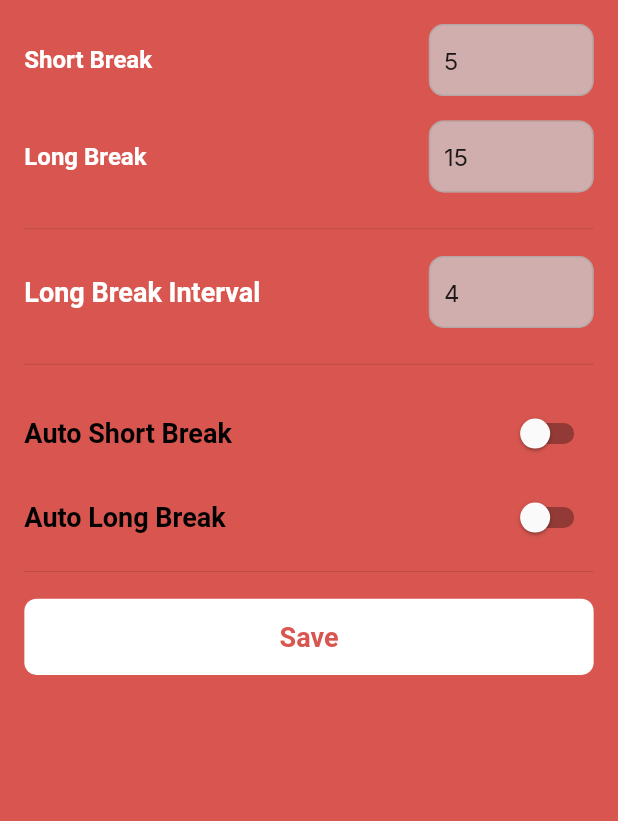
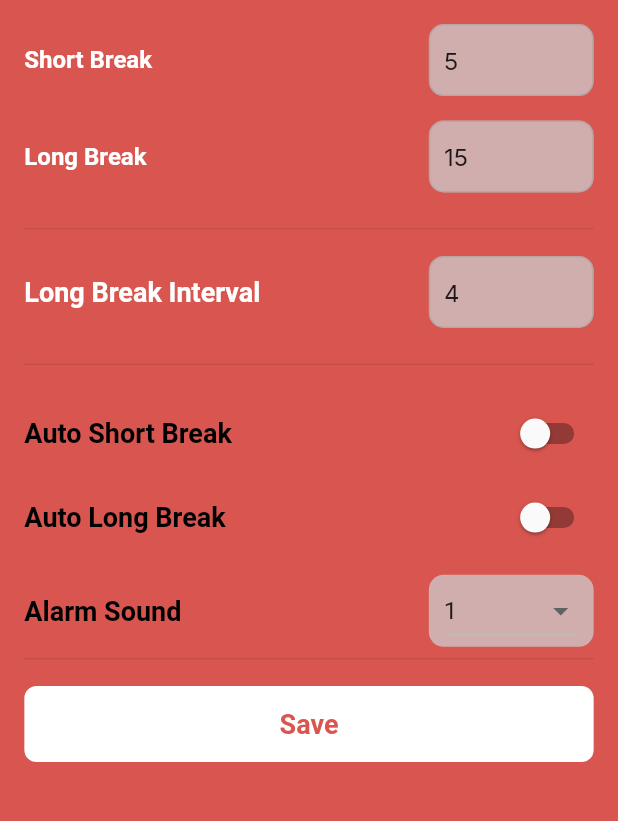
Before and after one commit to imsujan276/pomodoro-bloc, a Flutter app: the screen it shows after launch, after a tap on the "settings" icon, on a phone screen of 412 x 824 dp, the part 244-1065 px from its top. Run offline on Flutter 3.47's test engine with Material 2 defaults, Android fonts, the light colour scheme and no system bars; our stand-ins replace audioplayers, bloc, equatable, flutter_bloc, flutter_local_notifications, flutter_native_timezone and 4 more; missing offline and left inert: move_to_background.

Commit message:
added alarm sound selector in settings and play selected sound

```diff
--- a/lib/src/bloc/pomodoro/pomodoro_cubit.dart
+++ b/lib/src/bloc/pomodoro/pomodoro_cubit.dart
@@ -69,7 +69,7 @@ class PomodoroCubit extends Cubit<PomodoroState> {
 
   void onTimerComplete() {
     /// play the notification sound
-    audioPlayerService.play();
+    audioPlayerService.play(settingsBloc.state.settings.alarmSound);
 
     final PomodoroEnum _nextState = getNextState();
     final int _nextStateTime = getTimeFromState(_nextState);
--- a/lib/src/data/models/setting_model.dart
+++ b/lib/src/data/models/setting_model.dart
@@ -8,6 +8,7 @@ const SettingModel settingModelInitial = SettingModel(
   longBreakInterval: 4,
   autoShortBreaks: false,
   autoLongBreak: false,
+  alarmSound: "1",
 );
 
 class SettingModel {
@@ -17,6 +18,7 @@ class SettingModel {
   final int longBreakInterval;
   final bool autoShortBreaks;
   final bool autoLongBreak;
+  final String alarmSound;
 
   const SettingModel({
     required this.timerPomodoro,
@@ -25,6 +27,7 @@ class SettingModel {
     required this.longBreakInterval,
     required this.autoShortBreaks,
     required this.autoLongBreak,
+    required this.alarmSound,
   });
 
   SettingModel copyWith({
@@ -34,6 +37,7 @@ class SettingModel {
     int? longBreakInterval,
     bool? autoShortBreaks,
     bool? autoLongBreak,
+    String? alarmSound,
   }) {
     return SettingModel(
       timerPomodoro: timerPomodoro ?? this.timerPomodoro,
@@ -42,6 +46,7 @@ class SettingModel {
       longBreakInterval: longBreakInterval ?? this.longBreakInterval,
       autoShortBreaks: autoShortBreaks ?? this.autoShortBreaks,
       autoLongBreak: autoLongBreak ?? this.autoLongBreak,
+      alarmSound: alarmSound ?? this.alarmSound,
     );
   }
 
@@ -53,6 +58,7 @@ class SettingModel {
       'longBreakInterval': longBreakInterval,
       'autoShortBreaks': autoShortBreaks,
       'autoLongBreak': autoLongBreak,
+      'alarmSound': alarmSound,
     };
   }
 
@@ -64,29 +70,31 @@ class SettingModel {
       longBreakInterval: map['longBreakInterval'] as int,
       autoShortBreaks: map['autoShortBreaks'] as bool,
       autoLongBreak: map['autoLongBreak'] as bool,
+      alarmSound: map['alarmSound'] as String,
     );
   }
 
   String toJson() => json.encode(toMap());
 
-  factory SettingModel.fromJson(String source) =>
-      SettingModel.fromMap(json.decode(source) as Map<String, dynamic>);
+  factory SettingModel.fromJson(String source) => SettingModel.fromMap(json.decode(source) as Map<String, dynamic>);
 
   @override
   String toString() {
-    return 'SettingModel(timerPomodoro: $timerPomodoro, timerShortBreak: $timerShortBreak, timerLongBreak: $timerLongBreak, longBreakInterval: $longBreakInterval, autoShortBreaks: $autoShortBreaks, autoLongBreak: $autoLongBreak)';
+    return 'SettingModel(timerPomodoro: $timerPomodoro, timerShortBreak: $timerShortBreak, timerLongBreak: $timerLongBreak, longBreakInterval: $longBreakInterval, autoShortBreaks: $autoShortBreaks, autoLongBreak: $autoLongBreak, alarmSound: $alarmSound)';
   }
 
   @override
   bool operator ==(covariant SettingModel other) {
     if (identical(this, other)) return true;
 
-    return other.timerPomodoro == timerPomodoro &&
+    return
+      other.timerPomodoro == timerPomodoro &&
       other.timerShortBreak == timerShortBreak &&
       other.timerLongBreak == timerLongBreak &&
       other.longBreakInterval == longBreakInterval &&
       other.autoShortBreaks == autoShortBreaks &&
-        other.autoLongBreak == autoLongBreak;
+      other.autoLongBreak == autoLongBreak &&
+      other.alarmSound == alarmSound;
   }
 
   @override
@@ -96,6 +104,7 @@ class SettingModel {
       timerLongBreak.hashCode ^
       longBreakInterval.hashCode ^
       autoShortBreaks.hashCode ^
-        autoLongBreak.hashCode;
+      autoLongBreak.hashCode ^
+      alarmSound.hashCode;
   }
 }
--- a/lib/src/pages/settings/settings_page.dart
+++ b/lib/src/pages/settings/settings_page.dart
@@ -26,6 +26,7 @@ class _SettingsPageState extends State<SettingsPage> {
   late TextEditingController longBreakIntervalCtrl;
   bool autoShortBreak = false;
   bool autoLongBreak = false;
+  late String alarmSound;
 
   late SettingsBloc settingBloc;
 
@@ -51,6 +52,7 @@ class _SettingsPageState extends State<SettingsPage> {
     );
     autoLongBreak = setting.autoLongBreak;
     autoShortBreak = setting.autoShortBreaks;
+    alarmSound = setting.alarmSound;
   }
 
   @override
@@ -133,6 +135,8 @@ class _SettingsPageState extends State<SettingsPage> {
                         });
                       },
                     ),
+                    Gap(height(10)),
+                    _alarmSoundWidget(),
                     const Divider(),
                     Gap(height(10)),
                     CustomButton(
@@ -157,6 +161,7 @@ class _SettingsPageState extends State<SettingsPage> {
                                       1,
                                   autoLongBreak: autoLongBreak,
                                   autoShortBreaks: autoShortBreak,
+                                  alarmSound: alarmSound,
                                 );
                                 settingBloc.add(
                                     SettingsUpdateEvent(settingModel: setting));
@@ -170,6 +175,46 @@ class _SettingsPageState extends State<SettingsPage> {
           ),
         ),
       ),
+    );
+  }
+
+  Widget _alarmSoundWidget() {
+    return Row(
+      children: [
+        Expanded(
+          child: CustomText(
+            text: "Alarm Sound",
+            color: kBlackColor,
+            fontWeight: FontWeight.bold,
+            fontSize: kDefaultFontSize,
+          ),
+        ),
+        Container(
+          padding: const EdgeInsets.symmetric(horizontal: 10),
+          decoration: BoxDecoration(
+            color: kLightGrey.withOpacity(0.75),
+            borderRadius: const BorderRadius.all(Radius.circular(10)),
+          ),
+          width: width(100),
+          child: DropdownButton<String>(
+            value: alarmSound,
+            items: ['1', '2', '3', '4', '5']
+                .map((e) => DropdownMenuItem(
+                      value: e,
+                      child: Text(e),
+                    ))
+                .toList(),
+            onChanged: (String? value) {
+              if (value != null) {
+                setState(() {
+                  alarmSound = value;
+                });
+              }
+            },
+            isExpanded: true,
+          ),
+        ),
+      ],
     );
   }
 
```
Also changed, not shown: lib/src/services/audio_player/audio_player_service.dart (+8 -1 lines), 4 other files. Lines whose indentation alone changed are shown as unchanged.
